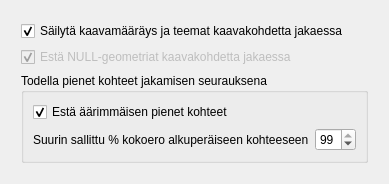
The window that yleiskaava_dockwidget_geometry_edit_settings.ui (ernoma/yleiskaava) describes before a commit, drawn with Qt 5.
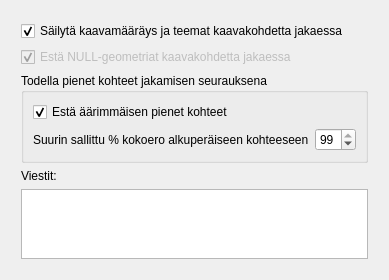
The same window after the commit. Custom widgets are drawn as their Qt base class.

Commit message: Jatka T3:n, Kaavakohteen linkitysten säilyminen kaavakohdetta jakaessa ja NULL-geometrioiden esto, toteutusta

Patch:
```diff
--- a/yleiskaava_dockwidget_geometry_edit_settings.ui
+++ b/yleiskaava_dockwidget_geometry_edit_settings.ui
@@ -7,7 +7,7 @@
     <x>0</x>
     <y>0</y>
     <width>272</width>
-    <height>151</height>
+    <height>223</height>
    </rect>
   </property>
   <property name="windowTitle">
@@ -89,6 +89,20 @@
         </layout>
        </widget>
       </item>
+      <item>
+       <widget class="QLabel" name="label_2">
+        <property name="text">
+         <string>Viestit:</string>
+        </property>
+       </widget>
+      </item>
+      <item>
+       <widget class="QPlainTextEdit" name="plainTextEditMessages">
+        <property name="readOnly">
+         <bool>true</bool>
+        </property>
+       </widget>
+      </item>
      </layout>
     </item>
    </layout>
```
The commit also changes 2 other files.
